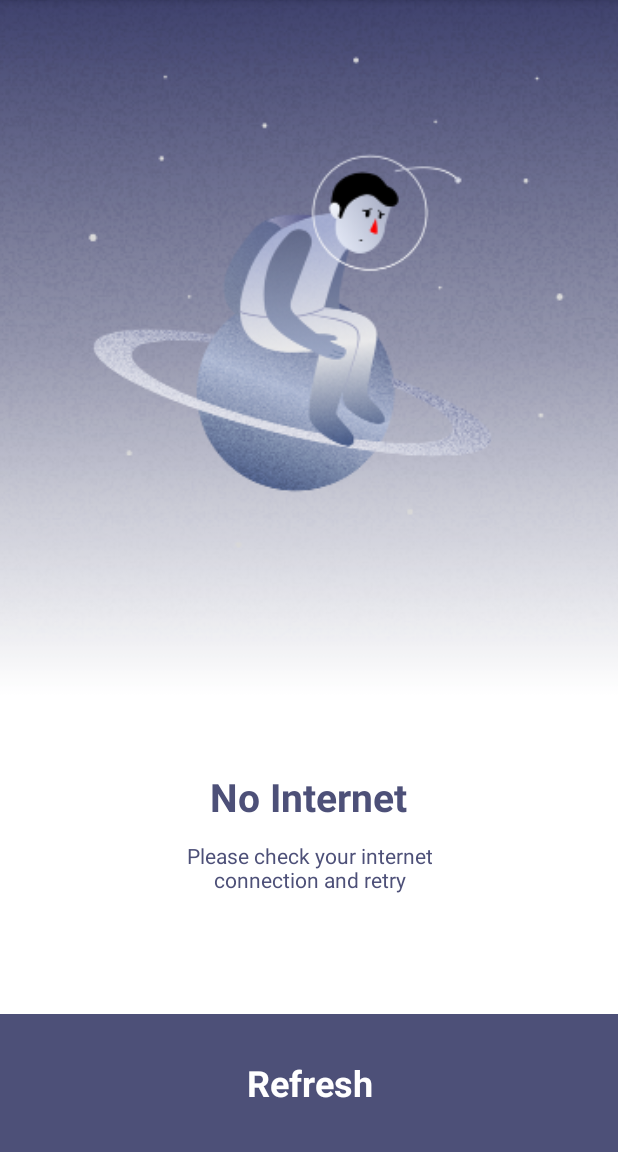
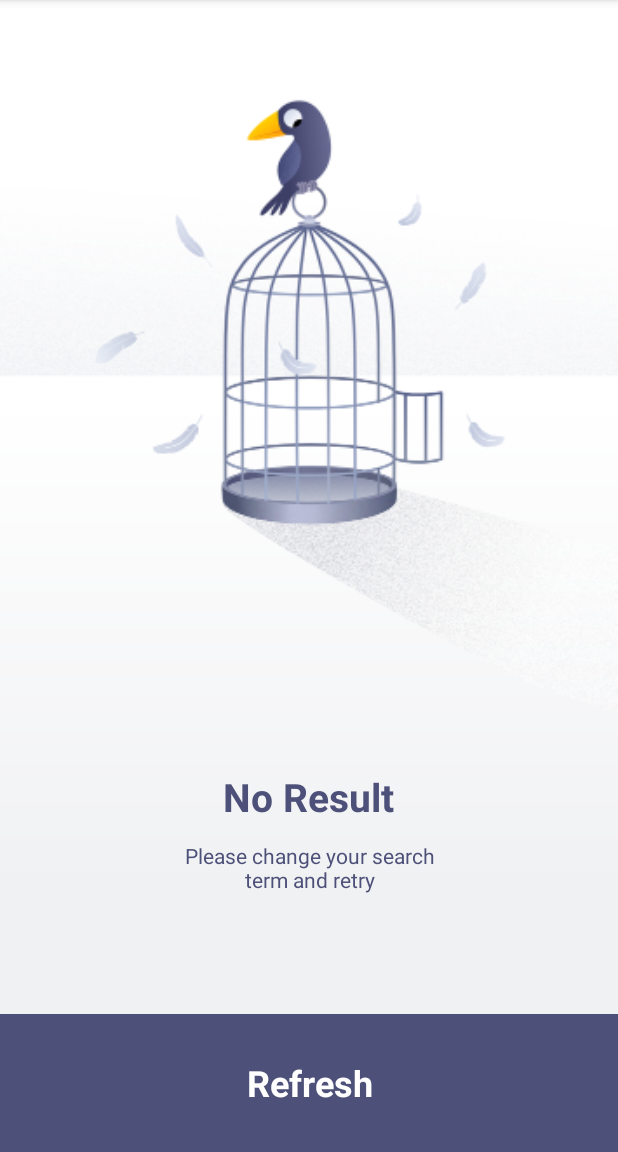
Before and after one commit to CredoMb/NewsFeed, an Android app: the screen it shows after launch (MainActivity), on a phone screen of 412 x 824 dp, the part 84-1236 px from its top. Run offline under Robolectric (Android 15) with nearby library versions, the phone set to English and light mode, and no system bars; Roboto replaces fonts that are not available here.

Commit message:
Finish the implementation of the empty state

```diff
--- a/app/src/main/java/com/example/android/newsfeed/MainActivity.java
+++ b/app/src/main/java/com/example/android/newsfeed/MainActivity.java
@@ -19,10 +19,11 @@ import android.view.Menu;
 import android.view.MenuItem;
 import android.view.View;
 import android.view.inputmethod.EditorInfo;
-import android.widget.ImageButton;
+import android.widget.ImageView;
 import android.widget.ProgressBar;
 import android.widget.RelativeLayout;
 import android.widget.SearchView;
+import android.widget.TextView;
 
 import com.example.android.newsfeed.Data.ArticleAdapter;
 import com.example.android.newsfeed.Data.ArticleLoader;
@@ -46,6 +47,19 @@ public class MainActivity extends AppCompatActivity
 
     // I want my shit back, please!
     private String  GUARDIAN_REQUEST_URL = "https://content.guardianapis.com/search?";
+
+    /*Represent the topic to get from the API.
+     * It will be added to the "GUARDIAN_REQUEST_URL",
+     * it's could either be "search" or "news".
+     * "news" is the default value because the application
+     *  will start by displaying the news.
+    * */
+    private String mTopic ;
+
+    /*The following values are the two
+    * possible values that mTopic could have */
+    private static String NEWS_TOPIC = "news";
+    private static String SEARCH_TOPIC = "search";
 
     /* The recycler view will contain
      *  a list of articles. Each article
@@ -72,7 +86,7 @@ public class MainActivity extends AppCompatActivity
      * empty state for a bad internet connection
      */
 
-    private RelativeLayout emptyStateRl;
+    private RelativeLayout mEmptyStateRl;
 
     @Override
     protected void onCreate(Bundle savedInstanceState) {
@@ -103,14 +117,16 @@ public class MainActivity extends AppCompatActivity
         mProgressSpinner = (ProgressBar) findViewById(R.id.loading_spinner);
 
         // Find and store the empty state group View
-        emptyStateRl = (RelativeLayout) findViewById(R.id.empty_group_view);
+        mEmptyStateRl = (RelativeLayout) findViewById(R.id.empty_group_view);
+
+        // Set the default topic to "news"
+        // so that the app will start by displaying
+        // news articles.
+        mTopic = NEWS_TOPIC;
 
         // Based on the internet connection, either start the loader
-        // or display the empty state view.
-        // startLoaderOrEmptyState(LOADER_ID);
-
-        // What if there are no results ?
-        // Create an Empty state for that
+        // or display the "no internet" empty state view.
+        startLoaderOrEmptyState(LOADER_ID);
 
     }
 
@@ -197,8 +213,10 @@ public class MainActivity extends AppCompatActivity
                 getLoaderManager().destroyLoader(LOADER_ID);
 
                 // After the user has submitted his search word,
-                // insert the word inside the mArticleTopic variable
+                // insert the word inside the mArticleTopic variable.
+                // Change the topic to "search".
                 mArticleTopic = s;
+                mTopic = SEARCH_TOPIC;
 
                 // Based on the network connection status, start the loader
                 // or display the empty state view
@@ -224,7 +242,7 @@ public class MainActivity extends AppCompatActivity
     public Loader<List<Article>> onCreateLoader(int id, @Nullable Bundle args) {
 
         // Remove the empty state view
-        emptyStateRl.setVisibility(View.GONE);
+        mEmptyStateRl.setVisibility(View.GONE);
 
         // Set the visibility of the spinner.
         mProgressSpinner.setVisibility(View.VISIBLE);
@@ -234,7 +252,7 @@ public class MainActivity extends AppCompatActivity
         String fields_to_show = "thumbnail,trailText";
 
         // Make an Uri Builder with the GUARDIAN_REQUEST_URL as the base Uri
-        Uri baseUri = Uri.parse(GUARDIAN_REQUEST_URL);
+        Uri baseUri = Uri.parse(GUARDIAN_REQUEST_URL + mTopic);
         Uri.Builder uriBuilder = baseUri.buildUpon();
 
         // Add query parameters to the base Uri.
@@ -242,10 +260,14 @@ public class MainActivity extends AppCompatActivity
         // In our case, we will need two additional fields: the thumbnail and the trailText
         // api-key : The key will unlock the access to the API.
 
-        uriBuilder.appendQueryParameter("q",mArticleTopic.trim());
+        if (mTopic == SEARCH_TOPIC) {
+            uriBuilder.appendQueryParameter("q",mArticleTopic.trim());
+        }
+
         uriBuilder.appendQueryParameter("show-fields", fields_to_show);
         uriBuilder.appendQueryParameter("api-key", API_KEY);
 
+        // Qu'est ce qui se passe lorsqu'il n'y
         // Return a new AsyncTaskLoader <List<Article>>.
         // The Loader will use the link we've built Previously
         return new ArticleLoader(this,uriBuilder.toString());
@@ -268,6 +290,15 @@ public class MainActivity extends AppCompatActivity
         if (data != null && !data.isEmpty()) {
             mAdapter.setArticleData(data);
         }
+        // If there are no data returned,
+        // show the "no result" empty state
+        else {
+                fillEmptyStateView(R.drawable.no_result_image,
+                        R.string.no_result_title,
+                        R.string.no_result_text);
+
+                mEmptyStateRl.setVisibility(View.VISIBLE);
+        }
     }
 
     @Override
@@ -280,7 +311,7 @@ public class MainActivity extends AppCompatActivity
         // If there's no internet connection display the emptystate view
         if (!isNetworkConnected()) {
 
-            emptyStateRl.setVisibility(View.VISIBLE);
+            mEmptyStateRl.setVisibility(View.VISIBLE);
 
         }
 
@@ -294,14 +325,32 @@ public class MainActivity extends AppCompatActivity
     private void startLoaderOrEmptyState(int loaderId) {
 
         // Check the status of the network, then either launch the Loader or
-        // display the Empty State
+        // display the "No internet" Empty State
 
         if (isNetworkConnected()) {
             getLoaderManager().initLoader(loaderId, null, MainActivity.this).forceLoad();
         } else {
 
-            //.setVisibility(View.GONE);
-            //emptyStateRl.setVisibility(View.VISIBLE);
+            mEmptyStateRl.setVisibility(View.VISIBLE);
         }
     }
+
+    /**
+     * This method will help to fill the Image View and
+     * the two textViews of the emptyState Group View
+     */
+    private void fillEmptyStateView(int emptyStateImageId, int emptyStateTitleId, int emptyStateSubtitleId) {
+
+        // Set the correct image into the empty state image view
+        ImageView emptyStateImage = (ImageView) mEmptyStateRl.findViewById(R.id.empty_state_image);
+        emptyStateImage.setImageResource(emptyStateImageId);
+
+        // Set the correct text into the empty state title text
+        TextView emptyStateTitleText = (TextView) mEmptyStateRl.findViewById(R.id.empty_state_title);
+        emptyStateTitleText.setText(emptyStateTitleId);
+
+        // Set the correct text into the empty state subtitle text
+        TextView emptyStateSubTitleText = (TextView) mEmptyStateRl.findViewById(R.id.empty_state_subtitle);
+        emptyStateSubTitleText.setText(emptyStateSubtitleId);
+    }
 }
```
